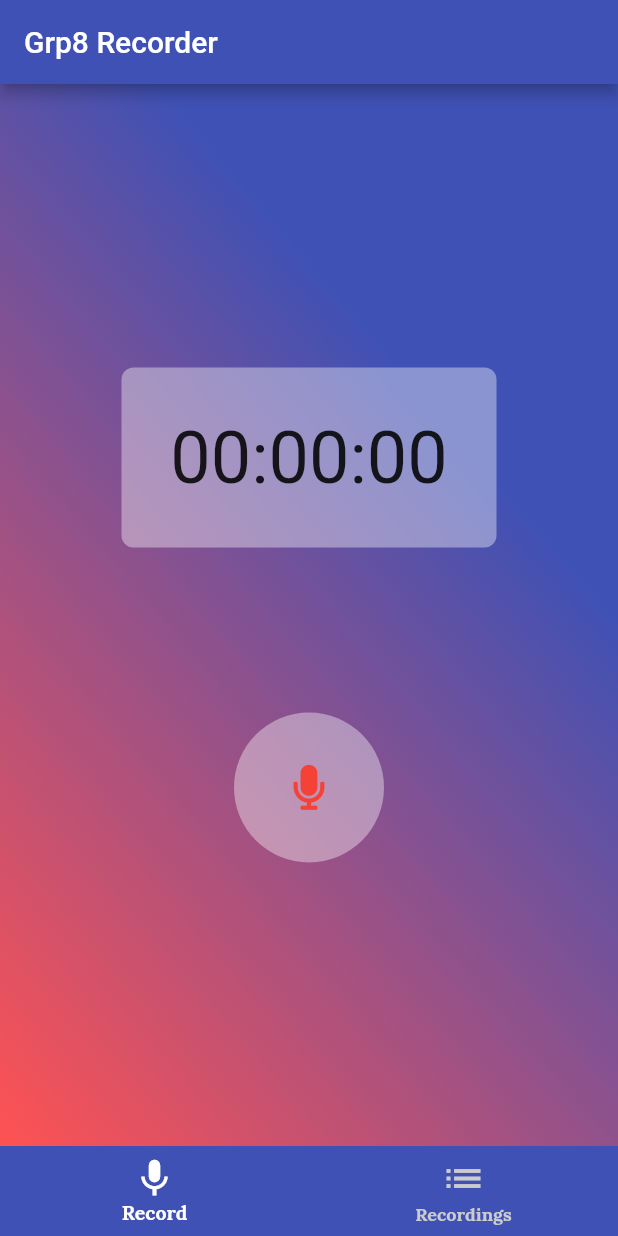
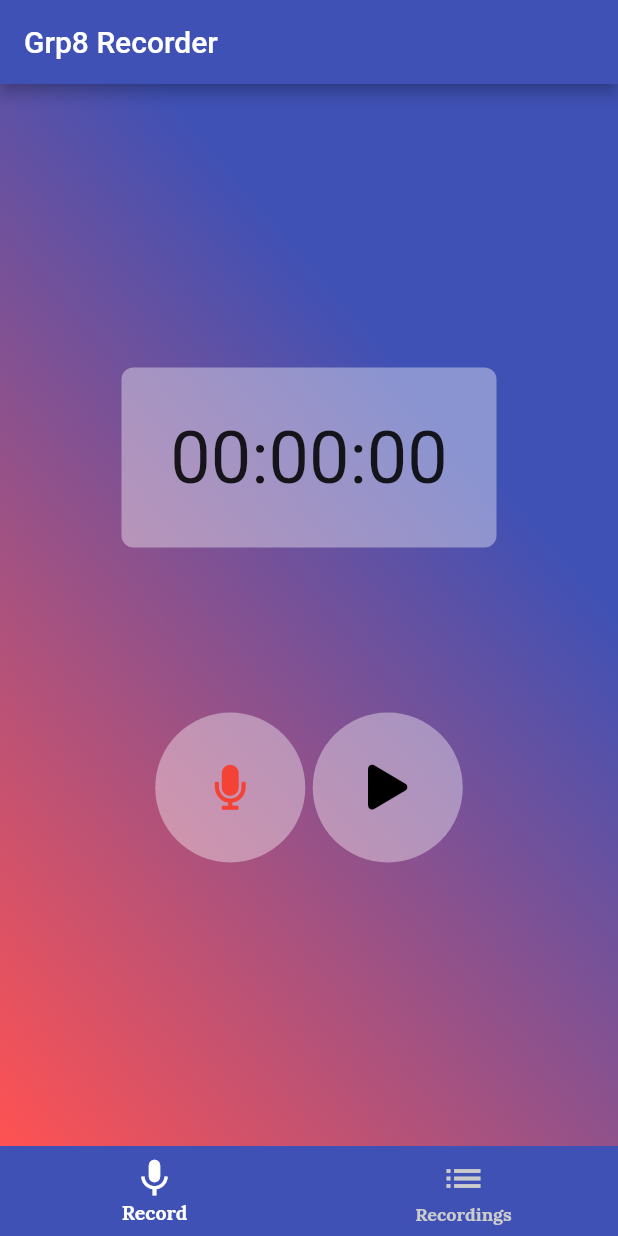
Before and after one commit to devshally/GRP8-Recorder, a Flutter app: the screen it shows after launch, on a phone screen of 412 x 824 dp. Run offline on Flutter 3.47's test engine with Material 2 defaults, Android fonts, the light colour scheme and no system bars; our stand-ins replace animated_text_kit, font_awesome_flutter, permission_handler; missing offline and left inert: flutter_sound.

Commit message:
Implemented pause and play.

```diff
--- a/lib/ui/bottom_nav/record.dart
+++ b/lib/ui/bottom_nav/record.dart
@@ -114,8 +114,6 @@ class _SimpleRecorderState extends State<SimpleRecorder> {
     _mRecorderIsInited = true;
   }
 
-  // ----------------------  Here is the code for recording and playback -------
-
   void record() async {
     try {
       bool hasPermissions = await Permission.microphone.isGranted &&
@@ -179,10 +177,7 @@ class _SimpleRecorderState extends State<SimpleRecorder> {
         _mplaybackReady &&
         _mRecorder.isStopped &&
         _mPlayer.isStopped);
-    _mPlayer.startPlayer(
-        // fromURI: _mPath,
-        //codec: kIsWeb ? Codec.opusWebM : Codec.aacADTS,
-        whenFinished: () {
+    _mPlayer.startPlayer(whenFinished: () {
       setState(() {});
     }).then((value) {
       setState(() {});
@@ -193,6 +188,20 @@ class _SimpleRecorderState extends State<SimpleRecorder> {
     _mPlayer.stopPlayer().then((value) {
       setState(() {});
     });
+  }
+
+  void pauseRecorder() async {
+    await _mRecorder.pauseRecorder().then((value) {
+      setState(() {});
+    });
+    handleStartStop();
+  }
+
+  void resumeRecorder() async {
+    await _mRecorder.resumeRecorder().then((value) {
+      setState(() {});
+    });
+    handleStartStop();
   }
 
   void toggleRecording() {
@@ -234,7 +243,12 @@ class _SimpleRecorderState extends State<SimpleRecorder> {
     }
   }
 
-// ----------------------------- UI --------------------------------------------
+  void togglePausePlay() {
+    if (_mRecorder.isRecording) {
+      pauseRecorder();
+    } else
+      resumeRecorder();
+  }
 
   _Fn getRecorderFn() {
     if (!_mRecorderIsInited || !_mPlayer.isStopped) {
@@ -310,7 +324,9 @@ class _SimpleRecorderState extends State<SimpleRecorder> {
                   mainAxisAlignment: MainAxisAlignment.center,
                   children: [
                     GestureDetector(
-                      onTap: toggleRecording,
+                      onTap: () {
+                        togglePausePlay();
+                      },
                       child: Container(
                         height: 100.0,
                         width: 100.0,
@@ -319,7 +335,6 @@ class _SimpleRecorderState extends State<SimpleRecorder> {
                           color: Colors.white38,
                         ),
                         child: Center(
-                          //While recording change the icon to the block icon
                           child: GestureDetector(
                             onTap: () {
                               toggleRecording();
@@ -337,6 +352,38 @@ class _SimpleRecorderState extends State<SimpleRecorder> {
                         ),
                       ),
                     ),
+                    SizedBox(
+                      width: 5.0,
+                    ),
+                    GestureDetector(
+                      onTap: () {
+                        togglePausePlay();
+                      },
+                      child: Container(
+                        height: 100.0,
+                        width: 100.0,
+                        decoration: BoxDecoration(
+                          borderRadius: BorderRadius.circular(360.0),
+                          color: Colors.white38,
+                        ),
+                        child: Center(
+                          child: GestureDetector(
+                            onTap: () {
+                              togglePausePlay();
+                            },
+                            child: FaIcon(
+                              _stopwatch.isRunning
+                                  ? FontAwesomeIcons.pause
+                                  : FontAwesomeIcons.play,
+                              color: _stopwatch.isRunning
+                                  ? Colors.black
+                                  : Colors.black,
+                              size: 30.0,
+                            ),
+                          ),
+                        ),
+                      ),
+                    ),
                   ],
                 ),
               ],
@@ -347,5 +394,3 @@ class _SimpleRecorderState extends State<SimpleRecorder> {
     );
   }
 }
-
-//File only saves if it has an extension, timer works properly on start and stop, now i need to test if it actually playsback then I would automatically add an extension to it.
```
